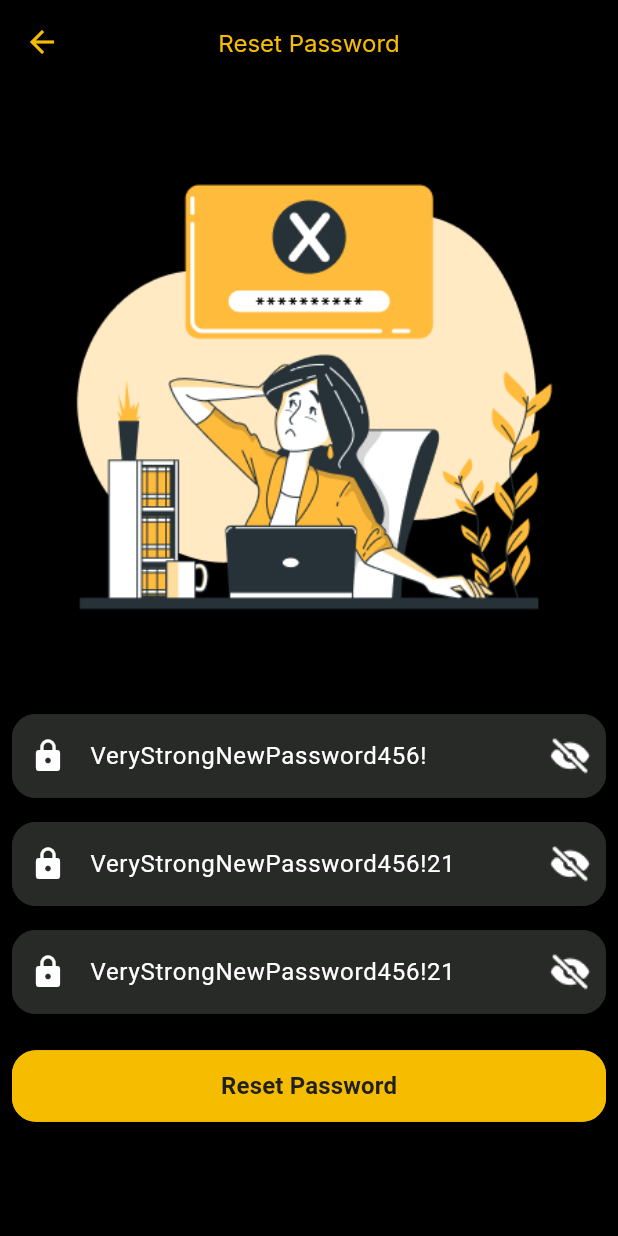
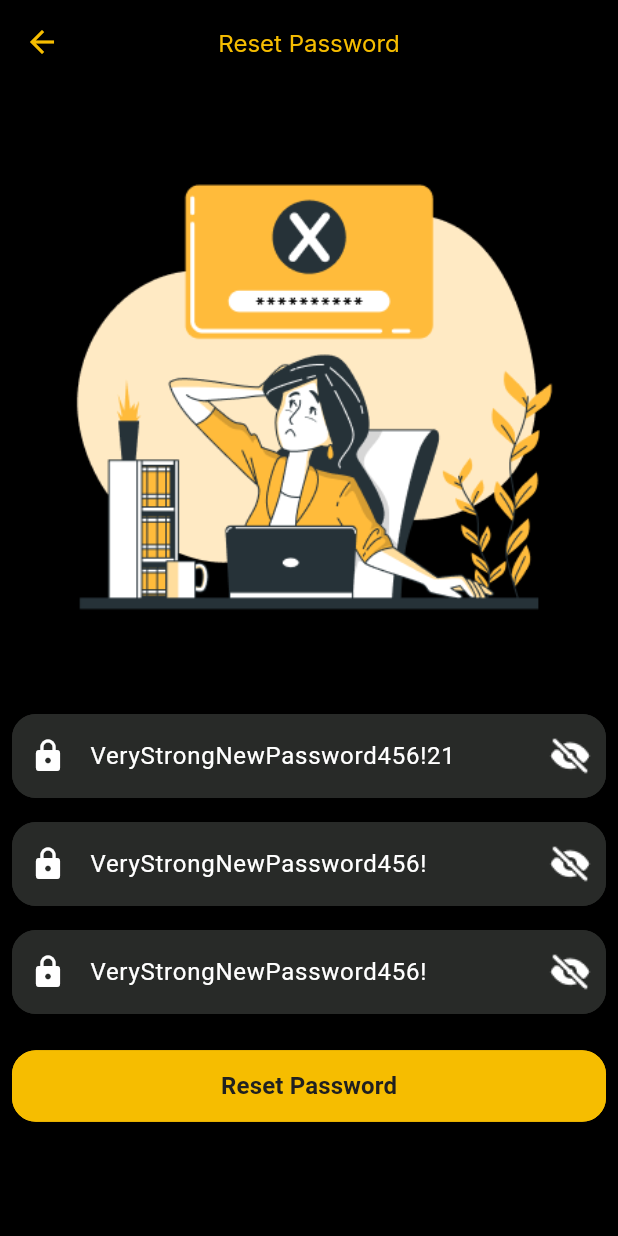
Before and after one commit to Mustafa-Mohamed26/movies, a Flutter app: the screen it shows after launch, on a phone screen of 412 x 824 dp. Run offline on Flutter 3.47's test engine with Material 3 defaults, Android fonts, the phone set to English and light mode, and no system bars; our stand-ins replace cached_network_image, carousel_slider, flutter_bloc, flutter_switch, google_fonts, shared_preferences; missing offline and left inert: colorful_iconify_flutter, iconify_flutter.

Commit message:
feat add reset_password ui

```diff
--- a/lib/api/api_manager.dart
+++ b/lib/api/api_manager.dart
@@ -87,8 +87,7 @@ class ApiManager {
     try {
 
 //timp token until take from cash
-  String token = "eyJhbGciOiJIUzI1NiIsInR5cCI6IkpXVCJ9.eyJpZCI6IjY4YjA5MjIwZmQ5MDk0NWNlODU5NTU5NCIsImVtYWlsIjoiYW5zMTIyQGdtYWlsLmNvbSIsImlhdCI6MTc1NjQyMjg2NX0.0sbfgzPCB1k5d-644Od5BT9bXVzjNyhP_XZCGBCr4NI";
-
+  String token ="eyJhbGciOiJIUzI1NiIsInR5cCI6IkpXVCJ9.eyJpZCI6IjY4YjA5MjIwZmQ5MDk0NWNlODU5NTU5NCIsImVtYWlsIjoiYW5zMTIyQGdtYWlsLmNvbSIsImlhdCI6MTc1NjQyNjA3NX0.CVwlOXUHcsx6hITiVwNgvGR2POHwP0U8EkoyX8dDGEw";
       Uri url = Uri.https(ApiConstants.moviesAuthBaseUrl, EndPoints.resetPassword);
 
       var response = await http.patch(
--- a/lib/ui/home/profile_tab/reset_password.dart
+++ b/lib/ui/home/profile_tab/reset_password.dart
@@ -24,15 +24,15 @@ class ResetPassword extends StatefulWidget {
 
 class _ResetPasswordState extends State<ResetPassword> {
   final TextEditingController password = TextEditingController(
+      text: "VeryStrongNewPassword456!21"
+  );
+
+  final TextEditingController newPassword = TextEditingController(
       text: "VeryStrongNewPassword456!"
   );
 
-  final TextEditingController newPassword = TextEditingController(
-      text: "VeryStrongNewPassword456!21"
-  );
-
   final TextEditingController newPasswordConfirm = TextEditingController(
-      text: "VeryStrongNewPassword456!21"
+      text: "VeryStrongNewPassword456!"
   );
 
   final GlobalKey<FormState> formKey = GlobalKey<FormState>();
@@ -42,36 +42,22 @@ class _ResetPasswordState extends State<ResetPassword> {
 
   @override
   Widget build(BuildContext context) {
-    return BlocBuilder<ResetPasswordCubit,ResetPasswordState>(
+    return BlocListener<ResetPasswordCubit,ResetPasswordState>(
        bloc: viewModel,
-        builder: (context, state) {
+        listener: (context, state) {
           if (state is ResetPasswordError) {
-            return Center(
-              child: Column(
-                mainAxisAlignment: MainAxisAlignment.center,
-                children: [
-                  Text(
-                    state.errorMessage,
-                    style: AppTextStyle.bold16White,
-                  ),
-                  ElevatedButton(
-                    onPressed: () {
-                      Navigator.of(context).pushNamedAndRemoveUntil(AppRoutes.resetPassword, (route) => false);
+              DialogUtils.showMessage(
+                  context: context,
+                  message: state.errorMessage);
+
+            }
+          if(state is ResetPasswordSuccess){
+            DialogUtils.showMessage(
+                context: context,
+                message: 'success reset password');
+          }
          },
-                    style: ElevatedButton.styleFrom(
-                      backgroundColor: AppColors.yellow,
-                    ),
-                    child: Text(
-                      'Try Again',
-                      style: AppTextStyle.bold16White,
-                    ),
-                  ),
-                ],
-              ),
-            );
-          }
-
-      return Scaffold(
+      child: Scaffold(
         appBar: AppBar(
           title: Text('Reset Password'),
           leading: InkWell(
@@ -174,8 +160,7 @@ class _ResetPasswordState extends State<ResetPassword> {
             ),
           ),
         ),
-      );
-    }
+      ),
     );
   }
 
```
Lines whose indentation alone changed are shown as unchanged.
